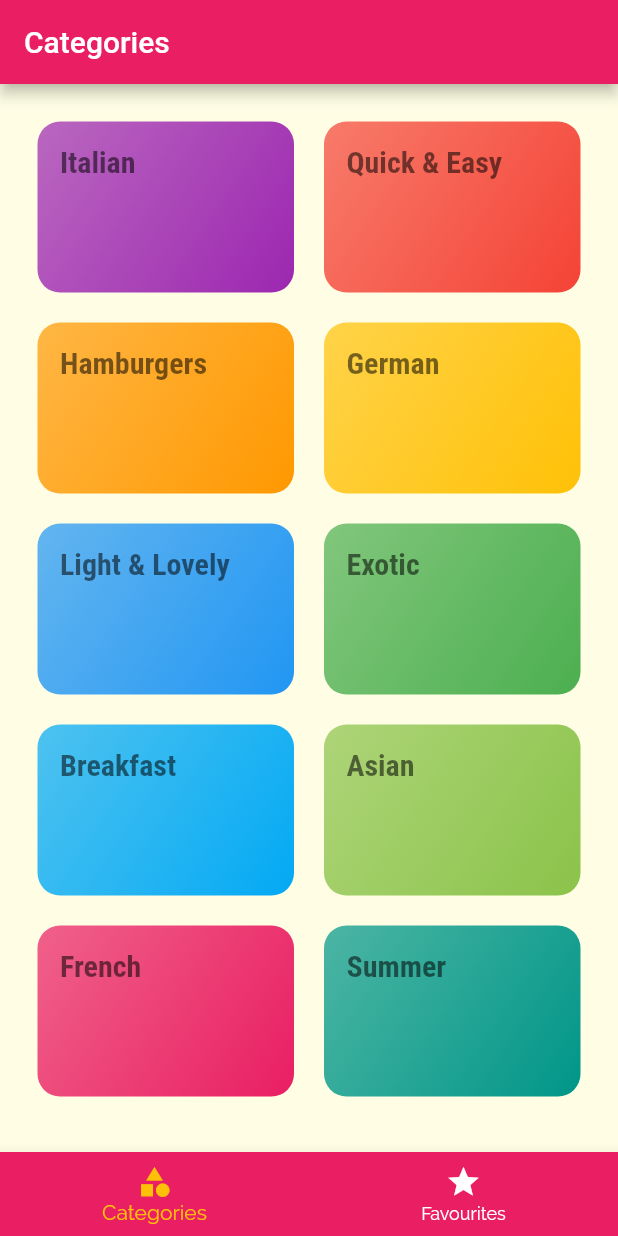
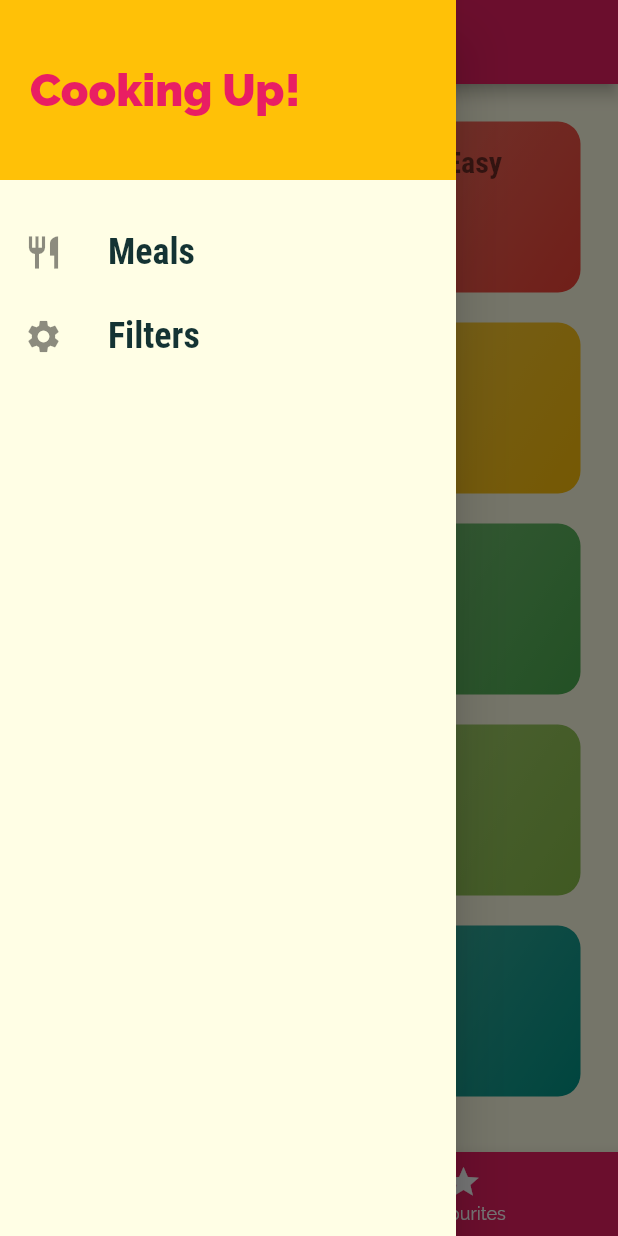
Before and after one commit to kguertin/learn_flutter, a Flutter app: the screen it shows after launch, with the side drawer open (before the commit the screen has no drawer), on a phone screen of 412 x 824 dp. Run offline on Flutter 3.47's test engine with Material 2 defaults, Android fonts, the phone set to English and light mode, and no system bars; our stand-ins replace dartz, equatable.

Commit message:
create custom drawer

```diff
--- a/meal_app/lib/screens/tabs_screen.dart
+++ b/meal_app/lib/screens/tabs_screen.dart
@@ -1,6 +1,7 @@
 import 'package:flutter/material.dart';
 import 'package:flutter_complete_guide/screens/categories_screen.dart';
 import 'package:flutter_complete_guide/screens/favourites_screen.dart';
+import 'package:flutter_complete_guide/widgets/main_drawer.dart';
 
 class TabsScreen extends StatefulWidget {
   @override
@@ -33,6 +34,7 @@ class _TabsScreenState extends State<TabsScreen> {
       appBar: AppBar(
         title: Text(_pages[_selectedPageIndex]['title']),
       ),
+      drawer: MainDrawer(),
       body: _pages[_selectedPageIndex]['page'],
       bottomNavigationBar: BottomNavigationBar(
         onTap: _selectPage,
--- /dev/null
+++ b/meal_app/lib/widgets/main_drawer.dart
@@ -0,0 +1,51 @@
+import 'package:flutter/material.dart';
+
+class MainDrawer extends StatelessWidget {
+  @override
+  Widget build(BuildContext context) {
+    Widget buildListTile(String title, IconData icon) {
+      return ListTile(
+        leading: Icon(
+          icon,
+          size: 26,
+        ),
+        title: Text(
+          title,
+          style: TextStyle(
+            fontFamily: 'RobotoCondensed',
+            fontSize: 24,
+            fontWeight: FontWeight.bold,
+          ),
+        ),
+        onTap: () {},
+      );
+    }
+
+    return Drawer(
+      child: Column(
+        children: <Widget>[
+          Container(
+            height: 120,
+            width: double.infinity,
+            padding: EdgeInsets.all(20),
+            alignment: Alignment.centerLeft,
+            color: Theme.of(context).accentColor,
+            child: Text(
+              'Cooking Up!',
+              style: TextStyle(
+                fontWeight: FontWeight.w900,
+                fontSize: 30,
+                color: Theme.of(context).primaryColor,
+              ),
+            ),
+          ),
+          SizedBox(
+            height: 20,
+          ),
+          buildListTile('Meals', Icons.restaurant),
+          buildListTile('Filters', Icons.settings)
+        ],
+      ),
+    );
+  }
+}
```
